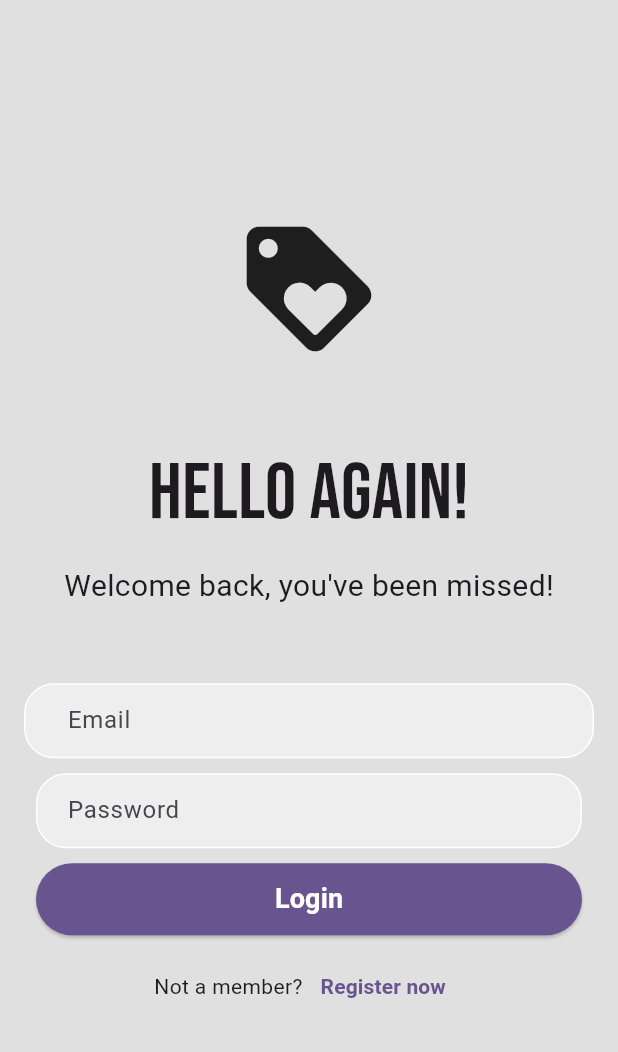
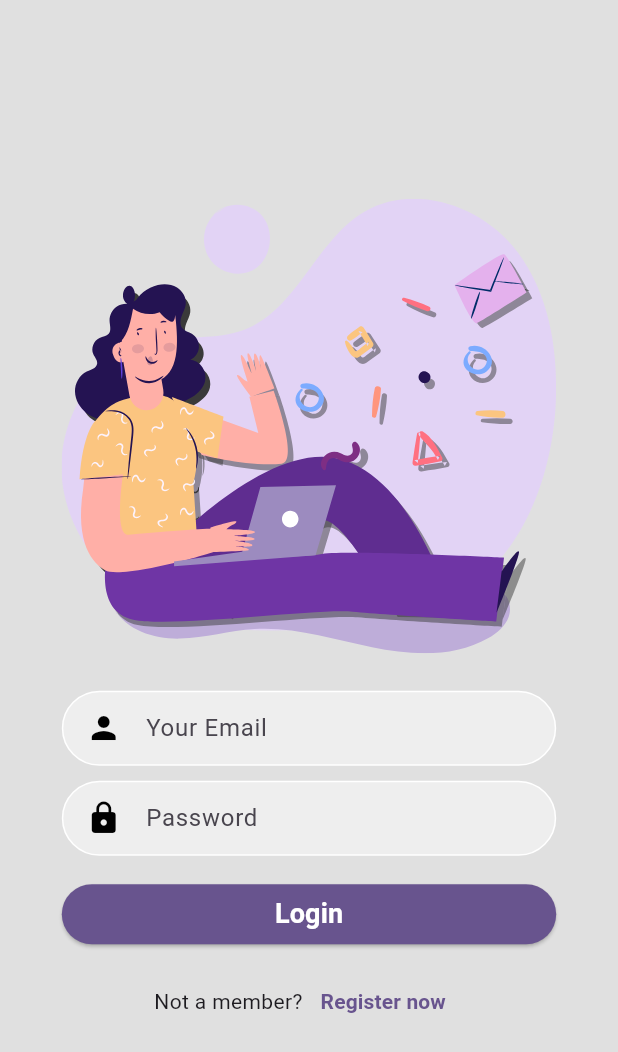
Before and after one commit to lamhongbac/basic_loyalty, a Flutter app: the screen it shows after launch, on a phone screen of 412 x 824 dp. Shown: the top 1052 px of the screen. Run offline on Flutter 3.47's test engine with Material 3 defaults, Android fonts, the light colour scheme and no system bars; our stand-ins replace flutter_svg, google_fonts.

Commit message:
Login wire frame - Almost finish

```diff
--- /dev/null
+++ b/lib/components/rounded_button.dart
@@ -0,0 +1,33 @@
+import 'package:flutter/material.dart';
+
+class RoundedButton extends StatelessWidget {
+  final String text;
+  final VoidCallback press;
+
+  const RoundedButton({
+    super.key,
+    required this.text,
+    required this.press,
+  });
+
+  @override
+  Widget build(BuildContext context) {
+    Size size = MediaQuery.of(context).size;
+    return SizedBox(
+      width: size.width * 0.8,
+        child: ElevatedButton(
+          style: ElevatedButton.styleFrom(
+              backgroundColor: Theme.of(context).colorScheme.primary),
+          onPressed: press,
+          child: Text(
+            text,
+            style: const TextStyle(
+              color: Colors.white,
+              fontWeight: FontWeight.bold,
+              fontSize: 18,
+            ),
+          ),
+        ),
+    );
+  }
+}
--- /dev/null
+++ b/lib/components/rounded_text_form_field.dart
@@ -0,0 +1,42 @@
+import 'package:basic_loyalty/components/text_form_field_container.dart';
+import 'package:flutter/material.dart';
+
+class RoundedInputTextFormField extends StatelessWidget {
+  final TextEditingController controller;
+  final String hintText;
+  final IconData? icon;
+  final FormFieldValidator validator;
+  final FormFieldSetter onSaved;
+
+  const RoundedInputTextFormField({
+    super.key,
+    required this.controller,
+    required this.hintText,
+    this.icon,
+    required this.validator,
+    required this.onSaved,
+  });
+
+  @override
+  Widget build(BuildContext context) {
+    return TextFormFieldContainer(
+      child: TextFormField(
+        controller: controller,
+        decoration: InputDecoration(
+          icon: Icon(
+            icon,
+            color: Colors.black,
+          ),
+          hintText: hintText,
+          border: InputBorder.none,
+        ),
+        obscureText: hintText.toLowerCase() == "password" ? true : false,
+        textCapitalization: TextCapitalization.none,
+        autocorrect: false,
+        keyboardType: TextInputType.emailAddress,
+        validator: validator,
+        onSaved: onSaved,
+      ),
+    );
+  }
+}
--- /dev/null
+++ b/lib/components/text_form_field_container.dart
@@ -0,0 +1,25 @@
+import 'package:flutter/material.dart';
+
+class TextFormFieldContainer extends StatelessWidget {
+  final Widget child;
+  const TextFormFieldContainer({
+    super.key,
+    required this.child,
+  });
+
+  @override
+  Widget build(BuildContext context) {
+    Size size = MediaQuery.of(context).size;
+    return Container(
+      margin: const EdgeInsets.symmetric(vertical: 5),
+      padding: const EdgeInsets.symmetric(horizontal: 15),
+      width: size.width * 0.8,
+      decoration: BoxDecoration(
+        color: Colors.grey[200],
+        border: Border.all(color: Colors.white),
+        borderRadius: BorderRadius.circular(29),
+      ),
+      child: child,
+    );
+  }
+}
--- a/lib/views/login.dart
+++ b/lib/views/login.dart
@@ -1,5 +1,9 @@
+import 'package:basic_loyalty/components/rounded_button.dart';
+import 'package:basic_loyalty/components/rounded_text_form_field.dart';
+import 'package:basic_loyalty/components/text_form_field_container.dart';
 import 'package:basic_loyalty/controllers/auth_services.dart';
 import 'package:flutter/material.dart';
+import 'package:flutter_svg/flutter_svg.dart';
 import 'package:google_fonts/google_fonts.dart';
 
 class LoginScreen extends StatefulWidget {
@@ -13,7 +17,6 @@ class _LoginScreenState extends State<LoginScreen> {
   final _formkey = GlobalKey<FormState>();
   var enteredEmail = '';
   var enteredPassword = '';
-  var _isLogin = true;
   void submit() {
     final isValid = _formkey.currentState!.validate();
 
@@ -29,12 +32,10 @@ class _LoginScreenState extends State<LoginScreen> {
     AuthService.loginWithEmail(emailController.text, passController.text)
         .then((value) {
       if (value == 'LoginSuccessful') {
-        _isLogin = true;
         ScaffoldMessenger.of(context)
             .showSnackBar(const SnackBar(content: Text('Login Successful')));
         Navigator.pushReplacementNamed(context, '/home');
       } else {
-        _isLogin = false;
         ScaffoldMessenger.of(context).showSnackBar(const SnackBar(
           content: Text(
             'Login failed ',
@@ -73,7 +74,6 @@ class _LoginScreenState extends State<LoginScreen> {
 
   @override
   Widget build(BuildContext context) {
-    Size size = MediaQuery.of(context).size;
     return Scaffold(
       backgroundColor: Colors.grey[300],
       body: SafeArea(
@@ -86,77 +86,38 @@ class _LoginScreenState extends State<LoginScreen> {
                 child: Column(
                   mainAxisAlignment: MainAxisAlignment.center,
                   children: <Widget>[
-                    const Icon(
-                      Icons.loyalty_rounded,
-                      size: 100,
-                    ),
-                    const SizedBox(height: 50),
-                    Text(
-                      'Hello Again!',
-                      style: GoogleFonts.bebasNeue(
-                        fontSize: 52,
-                      ),
-                    ),
-                    const SizedBox(height: 10),
-                    const Text(
-                      'Welcome back, you\'ve been missed!',
-                      style: TextStyle(fontSize: 20),
-                    ),
-                    const SizedBox(height: 50),
+                    // const Icon(
+                    //   Icons.loyalty_rounded,
+                    //   size: 100,
+                    // ),
+                    SvgPicture.asset("assets/icons/login.svg"),
+                    const SizedBox(height: 20),
 
                     // email TextFormField
-                    Container(
-                      padding: const EdgeInsets.symmetric(horizontal: 8.0),
-                      decoration: BoxDecoration(
-                        color: Colors.grey[200],
-                        border: Border.all(color: Colors.white),
-                        borderRadius: BorderRadius.circular(20),
+                    RoundedInputTextFormField(
+                      icon: Icons.person,
+                      hintText: "Your Email",
+                      controller: emailController,
+                      validator: (value) {
+                        if (!isValidEmail(value)) {
+                          return 'Please input valid email';
+                        }
+                        return null;
+                      },
+                      onSaved: (value) {
+                        enteredEmail = value!;
+                      },
                     ),
-                      child: Padding(
-                        padding: const EdgeInsets.only(left: 20.0),
-                        child: TextFormField(
-                          controller: emailController,
-                          decoration: const InputDecoration(
-                            border: InputBorder.none,
-                            hintText: "Email",
-                          ),
-                          textCapitalization: TextCapitalization.none,
-                          autocorrect: false,
-                          keyboardType: TextInputType.emailAddress,
-                          // validator: (value) {
-                          //   if (!isValidEmail(value)) {
-                          //     return 'Please input valid email';
-                          //   }
-                          //   return null;
-                          // },
-                          // onSaved: (value) {
-                          //   enteredEmail = value!;
-                          // },
-                        ),
-                      ),
-                    ),
-                    const SizedBox(height: 10),
-                    Padding(
-                      padding: const EdgeInsets.symmetric(horizontal: 8.0),
-                      child: Container(
-                        decoration: BoxDecoration(
-                          color: Colors.grey[200],
-                          border: Border.all(color: Colors.white),
-                          borderRadius: BorderRadius.circular(20),
-                        ),
-                        child: Padding(
-                          padding: const EdgeInsets.only(left: 20.0),
-                          child: TextFormField(
+
+                    RoundedInputTextFormField(
+                      icon: Icons.lock,
+                      hintText: "Password",
                       controller: passController,
-                            obscureText: true,
-                            decoration: const InputDecoration(
-                              border: InputBorder.none,
-                              hintText: "Password",
-                            ),
                       validator: (value) {
                         if (!isValidPassword(value)) {
                           return 'Please enter valid password';
-                              } else {
+                        }
+                        else {
                           return null;
                         }
                       },
@@ -164,32 +125,10 @@ class _LoginScreenState extends State<LoginScreen> {
                         enteredPassword = value!;
                       },
                     ),
-                        ),
-                      ),
-                    ),
                     const SizedBox(height: 10),
-                    Container(
-                      padding: const EdgeInsets.symmetric(horizontal: 8.0),
-                      child: SizedBox(
-                        height: 48,
-                        width: double.infinity,
-                        child: ElevatedButton(
-                          style: ElevatedButton.styleFrom(
-                              backgroundColor:
-                                  Theme.of(context).colorScheme.primary),
-                          onPressed: () {
-                            //submit();
-                          },
-                          child: Text(
-                            _isLogin ? 'Login' : 'Sign-Up',
-                            style: const TextStyle(
-                              color: Colors.white,
-                              fontWeight: FontWeight.bold,
-                              fontSize: 18,
-                            ),
-                          ),
-                        ),
-                      ),
+                    RoundedButton(
+                      text: "Login",
+                      press: submit,
                     ),
                     const SizedBox(height: 10),
                     Row(
--- a/pubspec.yaml
+++ b/pubspec.yaml
@@ -61,7 +61,9 @@ flutter:
   uses-material-design: true
 
   # To add assets to your application, add an assets section, like this:
-  # assets:
+  assets:
+    - assets/images/
+    - assets/icons/
   #   - images/a_dot_burr.jpeg
   #   - images/a_dot_ham.jpeg
 
```
Lines whose indentation alone changed are shown as unchanged.
